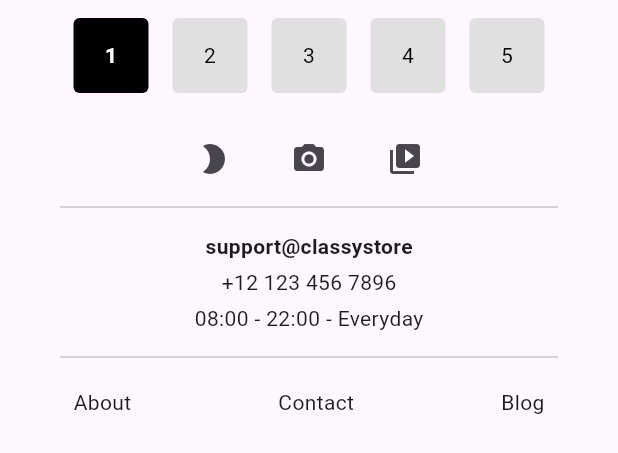
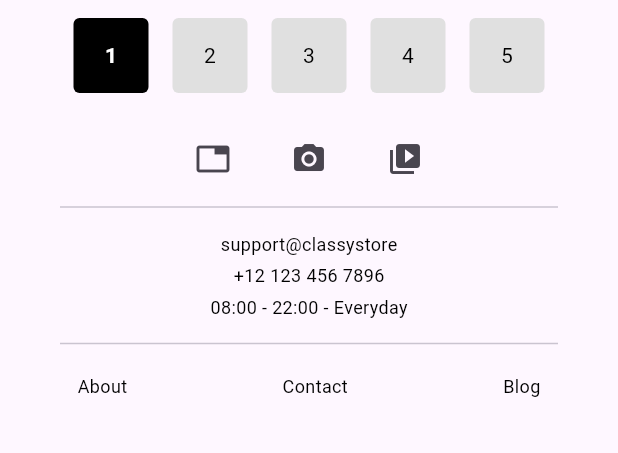
Before and after one commit to sarthak-burmi/krenai_assignement, a Flutter app: the Footer widget shown alone on an empty page, opened directly, on a phone screen of 412 x 824 dp. Shown: the top 453 px of the screen. Run offline on Flutter 3.47's test engine with Material 3 defaults, Android fonts, the phone set to English and light mode, and no system bars; our stand-ins replace cached_network_image, carousel_slider, flutter_widget_from_html, get, google_fonts, photo_view and 3 more; accounts and stored records are empty; network calls fail.

Commit message:
updated_code

```diff
--- a/lib/main.dart
+++ b/lib/main.dart
@@ -41,7 +41,7 @@ class _MyHomePageState extends State<MainPage> {
       backgroundColor: Colors.white,
       key: scaffoldKey,
       appBar: appBar(
-        totalCount: productController.totalProducts.toString(),
+        totalCount: productController.totalProducts,
         isProductPage: true,
         context,
         scaffoldKey,
--- a/lib/screens/product_detail_screen.dart
+++ b/lib/screens/product_detail_screen.dart
@@ -29,7 +29,7 @@ class ProductDetailPage extends StatelessWidget {
 
     return Scaffold(
       appBar: appBar(
-        totalCount: productController.totalProducts.toString(),
+        totalCount: productController.totalProducts,
         isProductPage: false,
         context,
         GlobalKey<ScaffoldState>(), // You can pass the scaffold key if needed
--- a/lib/widgets/fotter.dart
+++ b/lib/widgets/fotter.dart
@@ -1,4 +1,5 @@
 import 'package:flutter/material.dart';
+import 'package:krenai_assignement/const/app_text_style.dart';
 
 class Footer extends StatelessWidget {
   const Footer({Key? key}) : super(key: key);
@@ -29,7 +30,7 @@ class Footer extends StatelessWidget {
           children: [
             IconButton(
               onPressed: () {},
-              icon: const Icon(Icons.brightness_2_rounded, size: 24),
+              icon: const Icon(Icons.tab, size: 24),
             ),
             const SizedBox(width: 16),
             IconButton(
@@ -45,31 +46,42 @@ class Footer extends StatelessWidget {
         ),
         const Divider(thickness: 1, indent: 40, endIndent: 40),
         // Contact Details
-        const Padding(
-          padding: EdgeInsets.symmetric(vertical: 8),
+        Padding(
+          padding: const EdgeInsets.symmetric(vertical: 8),
           child: Column(
             children: [
               Text(
                 'support@classystore',
-                style: TextStyle(fontSize: 14, fontWeight: FontWeight.bold),
+                style: AppTextStyles.body
+                    .copyWith(fontSize: 12), // Use AppTextStyles
               ),
-              SizedBox(height: 4),
-              Text('+12 123 456 7896', style: TextStyle(fontSize: 14)),
-              SizedBox(height: 4),
-              Text('08:00 - 22:00 - Everyday', style: TextStyle(fontSize: 14)),
+              const SizedBox(height: 4),
+              Text('+12 123 456 7896',
+                  style: AppTextStyles.body
+                      .copyWith(fontSize: 12)), // Use AppTextStyles
+              const SizedBox(height: 4),
+              Text('08:00 - 22:00 - Everyday',
+                  style: AppTextStyles.body
+                      .copyWith(fontSize: 12)), // Use AppTextStyles
             ],
           ),
         ),
         const Divider(thickness: 1, indent: 40, endIndent: 40),
         // Footer Navigation Links
-        const Padding(
-          padding: EdgeInsets.symmetric(vertical: 12),
+        Padding(
+          padding: const EdgeInsets.symmetric(vertical: 12),
           child: Row(
             mainAxisAlignment: MainAxisAlignment.spaceAround,
             children: [
-              Text('About', style: TextStyle(fontSize: 14)),
-              Text('Contact', style: TextStyle(fontSize: 14)),
-              Text('Blog', style: TextStyle(fontSize: 14)),
+              Text('About',
+                  style: AppTextStyles.body
+                      .copyWith(fontSize: 12)), // Use AppTextStyles
+              Text('Contact',
+                  style: AppTextStyles.body
+                      .copyWith(fontSize: 12)), // Use AppTextStyles
+              Text('Blog',
+                  style: AppTextStyles.body
+                      .copyWith(fontSize: 12)), // Use AppTextStyles
             ],
           ),
         ),
```
Also changed, not shown: lib/widgets/app_bar.dart (+14 -26 lines), 4 other files.
